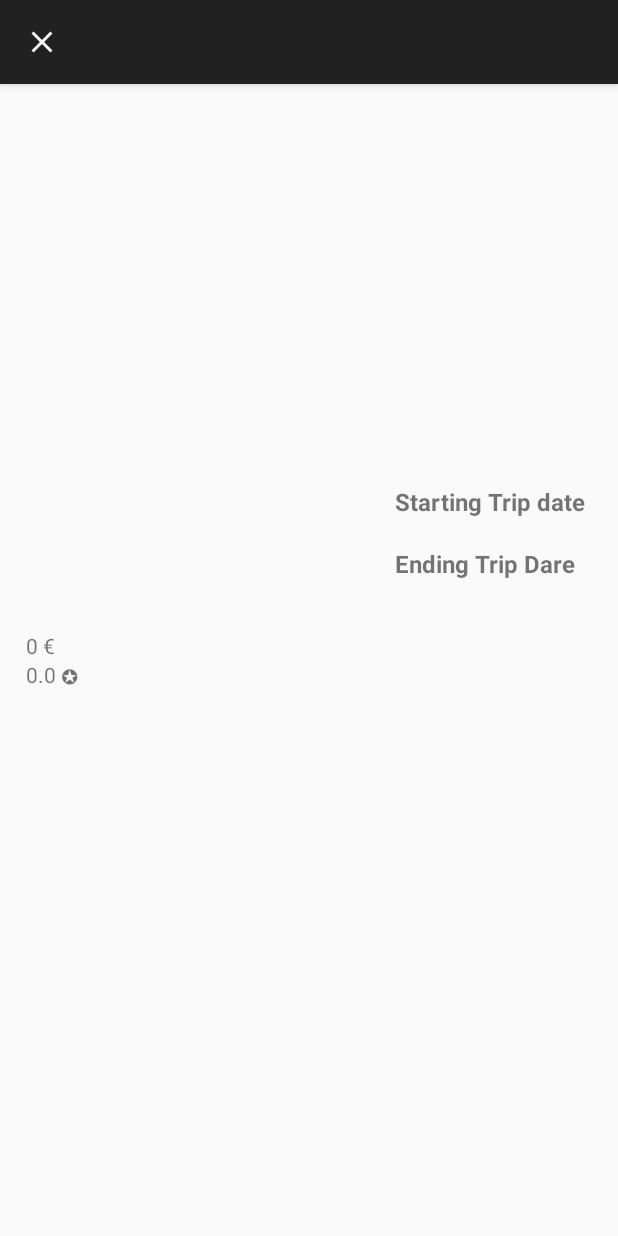
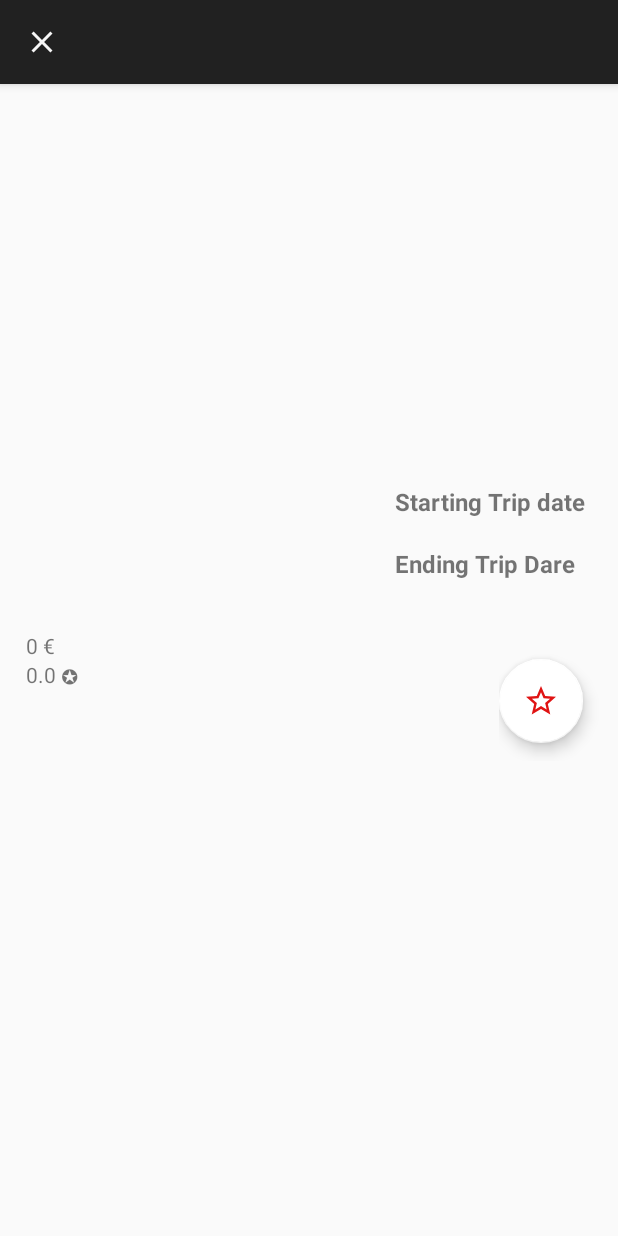
Before and after one commit to Alexandru13A/Travel-Journal-Application, an Android app: the ReadTripActivity screen opened directly, with no data from a screen before it, on a phone screen of 412 x 824 dp. Run offline under Robolectric (Android 15) with nearby library versions, the phone set to English and light mode, and no system bars; our stand-ins replace Room's generated code; 4 statements that could not run were skipped.

Commit message:
Finished Fav Button project

```diff
--- a/app/src/main/java/com/example/travel_journal_project/activities/ReadTripActivity.java
+++ b/app/src/main/java/com/example/travel_journal_project/activities/ReadTripActivity.java
@@ -1,13 +1,21 @@
 package com.example.travel_journal_project.activities;
 
 import androidx.appcompat.app.AppCompatActivity;
+import androidx.lifecycle.LiveData;
+import androidx.lifecycle.Observer;
+import androidx.lifecycle.ViewModelProvider;
 
 import android.content.Intent;
 import android.os.Bundle;
+import android.view.View;
 import android.widget.ImageView;
 import android.widget.TextView;
+import android.widget.Toast;
 
 import com.example.travel_journal_project.R;
+import com.example.travel_journal_project.models.Trip;
+import com.example.travel_journal_project.viewmodel.TripViewModel;
+import com.google.android.material.floatingactionbutton.FloatingActionButton;
 
 import java.text.ParseException;
 import java.text.SimpleDateFormat;
@@ -34,17 +42,22 @@ public class ReadTripActivity extends AppCompatActivity {
     private TextView readTripStartDate;
     private TextView readTripEndDate;
     private TextView readTripType;
+    private FloatingActionButton tripFavoriteButton;
 
-    private SimpleDateFormat inputDateFormat = new SimpleDateFormat("EEE MMM dd HH:mm:ss zzz yyyy", Locale.getDefault());
-    private SimpleDateFormat outputDateFormat = new SimpleDateFormat("dd/MM/yyyy", Locale.getDefault());
+    private TripViewModel tripViewModel;
+
+    private boolean tripIsFavorite;
+
+    private final SimpleDateFormat inputDateFormat = new SimpleDateFormat("EEE MMM dd HH:mm:ss zzz yyyy", Locale.getDefault());
+    private final SimpleDateFormat outputDateFormat = new SimpleDateFormat("dd/MM/yyyy", Locale.getDefault());
 
     @Override
     protected void onCreate(Bundle savedInstanceState) {
         super.onCreate(savedInstanceState);
         setContentView(R.layout.activity_read_trip);
 
+        tripFavoriteButton = findViewById(R.id.tripFavoriteButton);
         readTripPhotoUrl = findViewById(R.id.readTripImage);
-
         readTripName = findViewById(R.id.readTripName);
         readTripDestination = findViewById(R.id.readTripDestination);
         readTripPrice = findViewById(R.id.readTripPrice);
@@ -52,6 +65,7 @@ public class ReadTripActivity extends AppCompatActivity {
         readTripStartDate = findViewById(R.id.readItemStartDate);
         readTripEndDate = findViewById(R.id.readTripEndDate);
         readTripType = findViewById(R.id.readTripType);
+        tripViewModel = new ViewModelProvider(this).get(TripViewModel.class);
 
         getSupportActionBar().setHomeAsUpIndicator(R.drawable.trip_add_close);
         Intent intent = getIntent();
@@ -66,7 +80,6 @@ public class ReadTripActivity extends AppCompatActivity {
             String formatEndingDate = outputDateFormat.format(endDate);
             readTripStartDate.setText(formatStartDate);
             readTripEndDate.setText(formatEndingDate);
-
         } catch (ParseException e) {
             throw new RuntimeException(e);
         }
@@ -76,6 +89,36 @@ public class ReadTripActivity extends AppCompatActivity {
         readTripType.setText(intent.getStringExtra(EXTRA_TYPE));
         readTripRating.setText(intent.getFloatExtra(EXTRA_RATING, 0) + " ✪ ");
         readTripPrice.setText(intent.getIntExtra(EXTRA_PRICE, 0) + " € ");
+        tripIsFavorite = intent.getBooleanExtra(EXTRA_FAVORITE, false);
+        if (tripIsFavorite == true) {
+            tripFavoriteButton.setImageResource(R.drawable.is_favorite);
+        } else {
+            tripFavoriteButton.setImageResource(R.drawable.not_favorite);
+        }
+        long id = intent.getLongExtra(EXTRA_ID, 0);
+
+        tripFavoriteButton.setOnClickListener(new View.OnClickListener() {
+            @Override
+            public void onClick(View v) {
+                addRemoveFromFavorites(id);
+            }
+        });
+
+    }
+
+    public void addRemoveFromFavorites(long id) {
+
+        if (tripIsFavorite == true) {
+            tripFavoriteButton.setImageResource(R.drawable.not_favorite);
+            tripViewModel.addToFavorite(id, false);
+            Toast.makeText(ReadTripActivity.this, "removed", Toast.LENGTH_SHORT).show();
+            finish();
+        } else {
+            tripFavoriteButton.setImageResource(R.drawable.is_favorite);
+            tripViewModel.addToFavorite(id, true);
+            Toast.makeText(ReadTripActivity.this, "added", Toast.LENGTH_SHORT).show();
+            finish();
+        }
 
 
     }
--- a/app/src/main/java/com/example/travel_journal_project/activities/UpdateTripActivity.java
+++ b/app/src/main/java/com/example/travel_journal_project/activities/UpdateTripActivity.java
@@ -36,7 +36,6 @@ public class UpdateTripActivity extends AppCompatActivity {
     public static final String EXTRA_PRICE = "com.example.travel_journal_project.activities.EXTRA_PRICE";
     public static final String EXTRA_START_DATE = "com.example.travel_journal_project.activities.EXTRA_START_DATE";
     public static final String EXTRA_END_DATE = "com.example.travel_journal_project.activities.EXTRA_END_DATE";
-    public static final String EXTRA_FAVORITE = "com.example.travel_journal_project.activities.EXTRA_FAVORITE";
 
 
     private EditText tripNameEditText;
@@ -47,7 +46,6 @@ public class UpdateTripActivity extends AppCompatActivity {
     private TextView tripPriceTextView;
     private EditText startTripDate;
     private EditText endTripDate;
-    private Boolean isFavorite;
     private Button updateButton;
     SimpleDateFormat inputDateFormat = new SimpleDateFormat("EEE MMM dd HH:mm:ss zzz yyyy", Locale.getDefault());
     SimpleDateFormat outputDateFormat = new SimpleDateFormat("dd/MM/yyyy", Locale.getDefault());
@@ -59,7 +57,6 @@ public class UpdateTripActivity extends AppCompatActivity {
 
 
         updateButton = findViewById(R.id.createTripSaveButton);
-        isFavorite = false;
         tripNameEditText = findViewById(R.id.createTripNameEditText);
         tripDestinationEditText = findViewById(R.id.createTripDestinationEditText);
         tripTypeRadioGroup = findViewById(R.id.createRadioGroup);
@@ -94,8 +91,6 @@ public class UpdateTripActivity extends AppCompatActivity {
             tripTypeRadioGroup.getCheckedRadioButtonId();
             tripRatingBar.setRating(intent.getFloatExtra(EXTRA_RATING, 0));
             tripPriceTextView.setText(String.valueOf(intent.getIntExtra(EXTRA_PRICE, 0)));
-        } else {
-            setTitle("ADD TRIP");
         }
 
         Calendar calendar = Calendar.getInstance();
--- a/app/src/main/java/com/example/travel_journal_project/database/AppDatabase.java
+++ b/app/src/main/java/com/example/travel_journal_project/database/AppDatabase.java
@@ -5,19 +5,15 @@ import android.content.Context;
 import androidx.room.Database;
 import androidx.room.Room;
 import androidx.room.RoomDatabase;
-import androidx.room.TypeConverters;
 
-import com.example.travel_journal_project.models.DateConverter;
 import com.example.travel_journal_project.models.Trip;
 
 @Database(entities = {Trip.class}, version = 1, exportSchema = false)
-@TypeConverters({DateConverter.class})
 public abstract class AppDatabase extends RoomDatabase {
 
     public static AppDatabase instance;
+    public abstract TripDao tripDao();
 
-
-    public abstract TripDao tripDao();
 
 
     public static synchronized AppDatabase getInstance(Context context) {
--- a/app/src/main/java/com/example/travel_journal_project/database/TripDao.java
+++ b/app/src/main/java/com/example/travel_journal_project/database/TripDao.java
@@ -15,8 +15,16 @@ import java.util.List;
 @Dao
 public interface TripDao {
 
+    @Query("UPDATE trip_table SET tripIsFavorite = :isFavorite  WHERE tripId = :tripId")
+    void update(long tripId, boolean isFavorite);
+
+    @Query("SELECT* FROM trip_table WHERE tripId = :id")
+    LiveData<Trip> getFavoriteLiveData(long id);
+
     @Query("SELECT * FROM trip_table")
     LiveData<List<Trip>> getAllTrips();
+
+
 
     @Insert
     void insertTrip(Trip trip);
@@ -28,6 +36,4 @@ public interface TripDao {
     void deleteTrip(Trip trip);
 
 
-
-
 }
--- a/app/src/main/res/layout/activity_read_trip.xml
+++ b/app/src/main/res/layout/activity_read_trip.xml
@@ -129,4 +129,28 @@
 
     </LinearLayout>
 
+    <LinearLayout
+        android:layout_width="69dp"
+        android:layout_height="80dp"
+        android:layout_gravity="end"
+        android:layout_weight="1"
+        app:layout_constraintBottom_toBottomOf="parent"
+        app:layout_constraintEnd_toEndOf="parent"
+        app:layout_constraintHorizontal_bias="0.993"
+        app:layout_constraintStart_toStartOf="parent"
+        app:layout_constraintTop_toTopOf="parent"
+        app:layout_constraintVertical_bias="0.541">
+
+        <com.google.android.material.floatingactionbutton.FloatingActionButton
+            android:id="@+id/tripFavoriteButton"
+            android:layout_width="wrap_content"
+            android:layout_height="match_parent"
+            android:layout_gravity="center"
+            android:contentDescription="@string/add_to_favorites"
+            android:src="@drawable/not_favorite"
+            app:backgroundTint="@color/white" />
+
+
+    </LinearLayout>
+
 </androidx.constraintlayout.widget.ConstraintLayout>
```
Also changed, not shown: app/src/main/java/com/example/travel_journal_project/MainActivity.java (+13 -10 lines), app/src/main/java/com/example/travel_journal_project/models/DateConverter.java (deleted, +0 -18 lines), app/src/main/java/com/example/travel_journal_project/models/Trip.java (+3 -4 lines), app/src/main/java/com/example/travel_journal_project/recycleview/TripAdapter.java (+5 -4 lines), app/src/main/java/com/example/travel_journal_project/repositories/TripRepository.java (+13 -0 lines), app/src/main/java/com/example/travel_journal_project/viewmodel/TripViewModel.java (+12 -0 lines), app/src/main/res/layout/trip_item.xml (+24 -15 lines).
